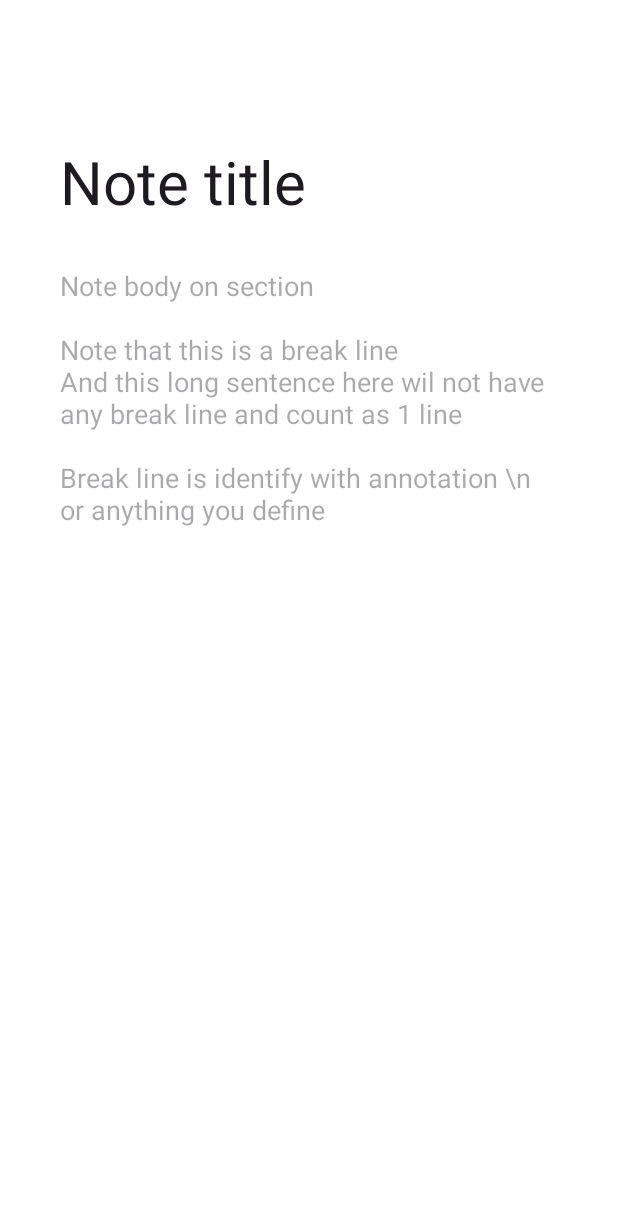
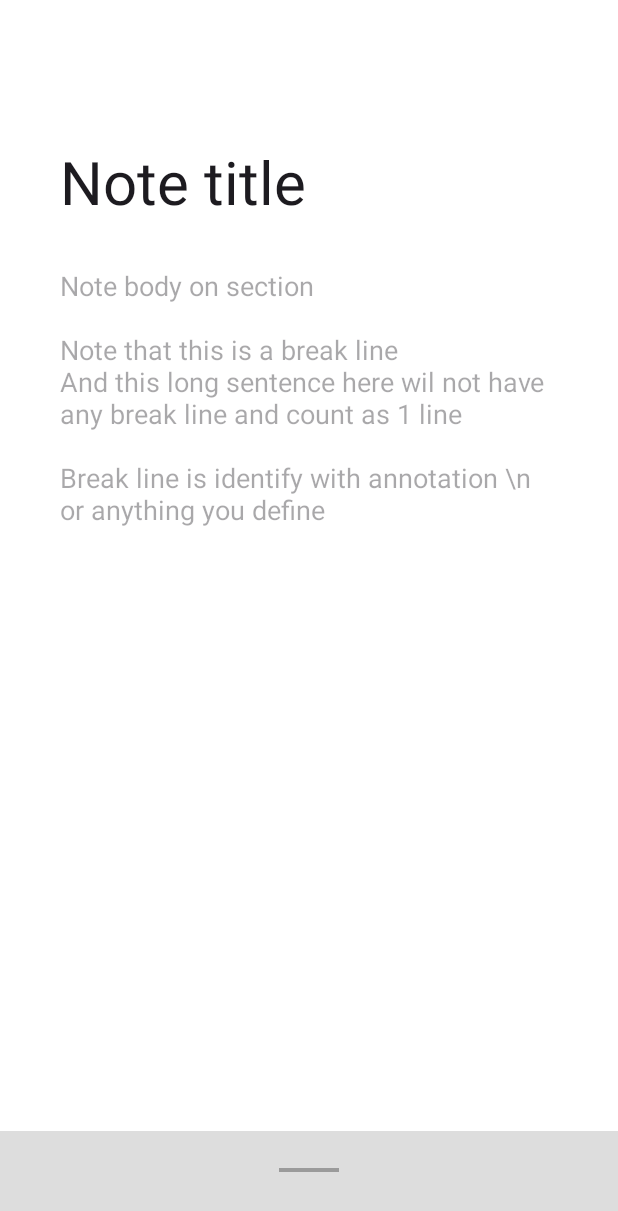
Before and after one commit to hehecoi222/MobDev20_Nhom09, an Android app: the layout activity_main.xml on its own in the app's theme, with its tools: preview values and no code run, on a phone screen of 412 x 824 dp. Shown: the top 1211 px of the screen. Run offline under Robolectric (Android 15) with nearby library versions, the phone set to English and light mode, and no system bars.

Commit message:
Design theme

```diff
--- /dev/null
+++ b/app/src/main/res/drawable/outline_attach_file_24.xml
@@ -0,0 +1,5 @@
+<vector android:height="24dp" android:tint="#99000000"
+    android:viewportHeight="24" android:viewportWidth="24"
+    android:width="24dp" xmlns:android="http://schemas.android.com/apk/res/android">
+    <path android:fillColor="@android:color/white" android:pathData="M16.5,6v11.5c0,2.21 -1.79,4 -4,4s-4,-1.79 -4,-4V5c0,-1.38 1.12,-2.5 2.5,-2.5s2.5,1.12 2.5,2.5v10.5c0,0.55 -0.45,1 -1,1s-1,-0.45 -1,-1V6H10v9.5c0,1.38 1.12,2.5 2.5,2.5s2.5,-1.12 2.5,-2.5V5c0,-2.21 -1.79,-4 -4,-4S7,2.79 7,5v12.5c0,3.04 2.46,5.5 5.5,5.5s5.5,-2.46 5.5,-5.5V6h-1.5z"/>
+</vector>
--- /dev/null
+++ b/app/src/main/res/drawable/outline_delete_24.xml
@@ -0,0 +1,5 @@
+<vector android:height="24dp" android:tint="#99000000"
+    android:viewportHeight="24" android:viewportWidth="24"
+    android:width="24dp" xmlns:android="http://schemas.android.com/apk/res/android">
+    <path android:fillColor="@android:color/white" android:pathData="M16,9v10H8V9h8m-1.5,-6h-5l-1,1H5v2h14V4h-3.5l-1,-1zM18,7H6v12c0,1.1 0.9,2 2,2h8c1.1,0 2,-0.9 2,-2V7z"/>
+</vector>
--- /dev/null
+++ b/app/src/main/res/drawable/outline_file_upload_24.xml
@@ -0,0 +1,5 @@
+<vector android:height="24dp" android:tint="#99000000"
+    android:viewportHeight="24" android:viewportWidth="24"
+    android:width="24dp" xmlns:android="http://schemas.android.com/apk/res/android">
+    <path android:fillColor="@android:color/white" android:pathData="M18,15v3H6v-3H4v3c0,1.1 0.9,2 2,2h12c1.1,0 2,-0.9 2,-2v-3H18zM7,9l1.41,1.41L11,7.83V16h2V7.83l2.59,2.58L17,9l-5,-5L7,9z"/>
+</vector>
--- /dev/null
+++ b/app/src/main/res/drawable/outline_horizontal_rule_24.xml
@@ -0,0 +1,6 @@
+<vector android:height="32dp" android:tint="#4D000000"
+    android:viewportHeight="24" android:viewportWidth="24"
+    android:width="60dp" xmlns:android="http://schemas.android.com/apk/res/android">
+    <path android:fillColor="@android:color/white"
+        android:fillType="evenOdd" android:pathData="M4,11h16v2h-16z"/>
+</vector>
--- /dev/null
+++ b/app/src/main/res/drawable/outline_share_24.xml
@@ -0,0 +1,5 @@
+<vector android:height="24dp" android:tint="#99000000"
+    android:viewportHeight="24" android:viewportWidth="24"
+    android:width="24dp" xmlns:android="http://schemas.android.com/apk/res/android">
+    <path android:fillColor="@android:color/white" android:pathData="M18,16.08c-0.76,0 -1.44,0.3 -1.96,0.77L8.91,12.7c0.05,-0.23 0.09,-0.46 0.09,-0.7s-0.04,-0.47 -0.09,-0.7l7.05,-4.11c0.54,0.5 1.25,0.81 2.04,0.81 1.66,0 3,-1.34 3,-3s-1.34,-3 -3,-3 -3,1.34 -3,3c0,0.24 0.04,0.47 0.09,0.7L8.04,9.81C7.5,9.31 6.79,9 6,9c-1.66,0 -3,1.34 -3,3s1.34,3 3,3c0.79,0 1.5,-0.31 2.04,-0.81l7.12,4.16c-0.05,0.21 -0.08,0.43 -0.08,0.65 0,1.61 1.31,2.92 2.92,2.92s2.92,-1.31 2.92,-2.92c0,-1.61 -1.31,-2.92 -2.92,-2.92zM18,4c0.55,0 1,0.45 1,1s-0.45,1 -1,1 -1,-0.45 -1,-1 0.45,-1 1,-1zM6,13c-0.55,0 -1,-0.45 -1,-1s0.45,-1 1,-1 1,0.45 1,1 -0.45,1 -1,1zM18,20.02c-0.55,0 -1,-0.45 -1,-1s0.45,-1 1,-1 1,0.45 1,1 -0.45,1 -1,1z"/>
+</vector>
--- a/app/src/main/res/layout/activity_main.xml
+++ b/app/src/main/res/layout/activity_main.xml
@@ -56,4 +56,10 @@
         app:layout_constraintStart_toStartOf="parent"
         app:layout_constraintTop_toBottomOf="@+id/edt_title" />
 
+    <androidx.coordinatorlayout.widget.CoordinatorLayout
+        android:layout_width="match_parent"
+        android:layout_height="match_parent">
+        <include layout="@layout/old_notes_layout" />
+    </androidx.coordinatorlayout.widget.CoordinatorLayout>
+
 </androidx.constraintlayout.widget.ConstraintLayout>
--- /dev/null
+++ b/app/src/main/res/layout/old_notes_layout.xml
@@ -0,0 +1,55 @@
+<?xml version="1.0" encoding="utf-8"?>
+<LinearLayout xmlns:android="http://schemas.android.com/apk/res/android"
+    xmlns:app="http://schemas.android.com/apk/res-auto"
+    xmlns:tools="http://schemas.android.com/tools"
+    android:id="@+id/old_notes_layout"
+    android:layout_width="match_parent"
+    android:layout_height="match_parent"
+    android:orientation="vertical"
+    app:behavior_hideable="false"
+    app:behavior_peekHeight="70dp"
+    app:layout_behavior="com.google.android.material.bottomsheet.BottomSheetBehavior">
+
+    <LinearLayout
+        android:id="@+id/old_notes_layout_header"
+        android:layout_width="match_parent"
+        android:layout_height="wrap_content"
+        android:orientation="vertical"
+        android:background="@color/grey"
+        app:layout_constraintEnd_toEndOf="parent"
+        app:layout_constraintStart_toStartOf="parent"
+        app:layout_constraintTop_toTopOf="parent">
+
+        <ImageView
+            android:id="@+id/imageView"
+            android:layout_width="match_parent"
+            android:layout_height="wrap_content"
+            android:paddingTop="10dp"
+            android:paddingBottom="30dp"
+            android:src="@drawable/outline_horizontal_rule_24"
+            app:layout_constraintEnd_toEndOf="parent"
+            app:layout_constraintStart_toStartOf="parent"
+            app:layout_constraintTop_toTopOf="parent" />
+
+    </LinearLayout>
+
+    <androidx.constraintlayout.widget.ConstraintLayout
+        android:layout_width="match_parent"
+        android:layout_height="match_parent"
+        android:background="@color/white">
+
+        <TextView
+            android:id="@+id/textView"
+            android:layout_width="wrap_content"
+            android:layout_height="wrap_content"
+            android:text="Old Notes"
+            android:textSize="40dp"
+            app:layout_constraintEnd_toEndOf="parent"
+            app:layout_constraintStart_toStartOf="parent"
+            app:layout_constraintTop_toTopOf="parent" />
+
+    </androidx.constraintlayout.widget.ConstraintLayout>
+
+
+
+</LinearLayout>
--- a/app/src/main/res/values/colors.xml
+++ b/app/src/main/res/values/colors.xml
@@ -2,4 +2,5 @@
 <resources>
     <color name="black">#FF000000</color>
     <color name="white">#FFFFFFFF</color>
+    <color name="grey">#ddd</color>
 </resources>
```
Also changed, not shown: app/src/main/java/com/example/quicknotes/MainActivity.java (+72 -1 lines), app/src/main/res/layout/bottom_sheet_dialog_layout.xml (added, +114 -0 lines).
